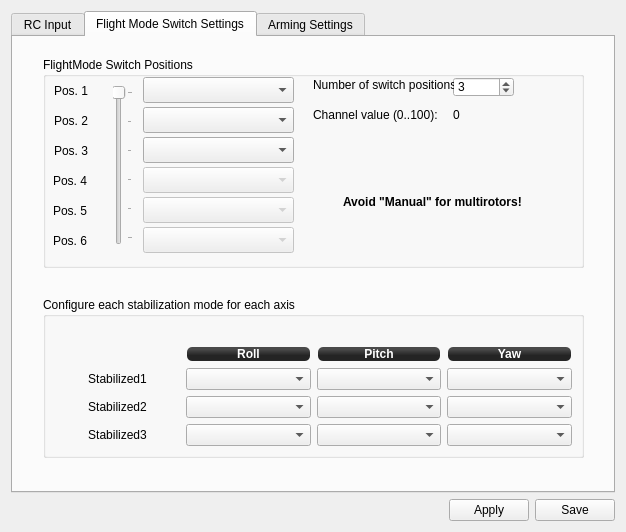
Above: ground/openpilotgcs/src/plugins/config/input.ui from openpilot/OpenPilot before the change. Below: the same form after it.
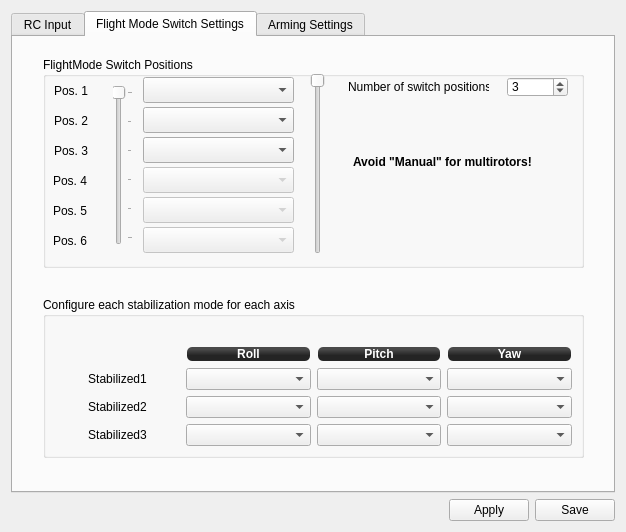
That is the form after the change. Icons and pictures are not drawn.

Commit message: FlightMode GUI: replace numeric value by slider

The edit to the form file:
```diff
--- a/ground/openpilotgcs/src/plugins/config/input.ui
+++ b/ground/openpilotgcs/src/plugins/config/input.ui
@@ -631,7 +631,7 @@
        <widget class="QSpinBox" name="fmsPosNum">
         <property name="geometry">
          <rect>
-          <x>410</x>
+          <x>464</x>
           <y>20</y>
           <width>61</width>
           <height>20</height>
@@ -660,8 +660,8 @@
        <widget class="QLabel" name="label">
         <property name="geometry">
          <rect>
-          <x>270</x>
-          <y>20</y>
+          <x>305</x>
+          <y>22</y>
           <width>141</width>
           <height>16</height>
          </rect>
@@ -670,24 +670,11 @@
          <string>Number of switch positions:</string>
         </property>
        </widget>
-       <widget class="QLabel" name="label_2">
-        <property name="geometry">
-         <rect>
-          <x>270</x>
-          <y>50</y>
-          <width>141</width>
-          <height>16</height>
-         </rect>
-        </property>
-        <property name="text">
-         <string>Channel value (0..100):</string>
-        </property>
-       </widget>
        <widget class="QLabel" name="label_15">
         <property name="geometry">
          <rect>
-          <x>300</x>
-          <y>130</y>
+          <x>310</x>
+          <y>90</y>
           <width>191</width>
           <height>30</height>
          </rect>
@@ -705,13 +692,16 @@
          <bool>true</bool>
         </property>
        </widget>
-       <widget class="QLabel" name="fmsValue">
+       <widget class="QSlider" name="fmsChannelSlider">
+        <property name="enabled">
+         <bool>false</bool>
+        </property>
         <property name="geometry">
          <rect>
-          <x>410</x>
-          <y>51</y>
-          <width>46</width>
-          <height>13</height>
+          <x>265</x>
+          <y>16</y>
+          <width>20</width>
+          <height>181</height>
          </rect>
         </property>
         <property name="toolTip">
@@ -723,8 +713,38 @@
 Hint: make sure that you have the FlightMode channel neutral
 value defined.</string>
         </property>
-        <property name="text">
-         <string>0</string>
+        <property name="minimum">
+         <number>0</number>
+        </property>
+        <property name="maximum">
+         <number>100</number>
+        </property>
+        <property name="singleStep">
+         <number>1</number>
+        </property>
+        <property name="pageStep">
+         <number>10</number>
+        </property>
+        <property name="value">
+         <number>0</number>
+        </property>
+        <property name="sliderPosition">
+         <number>0</number>
+        </property>
+        <property name="orientation">
+         <enum>Qt::Vertical</enum>
+        </property>
+        <property name="invertedAppearance">
+         <bool>true</bool>
+        </property>
+        <property name="invertedControls">
+         <bool>false</bool>
+        </property>
+        <property name="tickPosition">
+         <enum>QSlider::NoTicks</enum>
+        </property>
+        <property name="tickInterval">
+         <number>1</number>
         </property>
        </widget>
       </widget>
```
Left out of the diff: 16 changed lines with no effect on the pictures. The commit also changes 1 other file.
